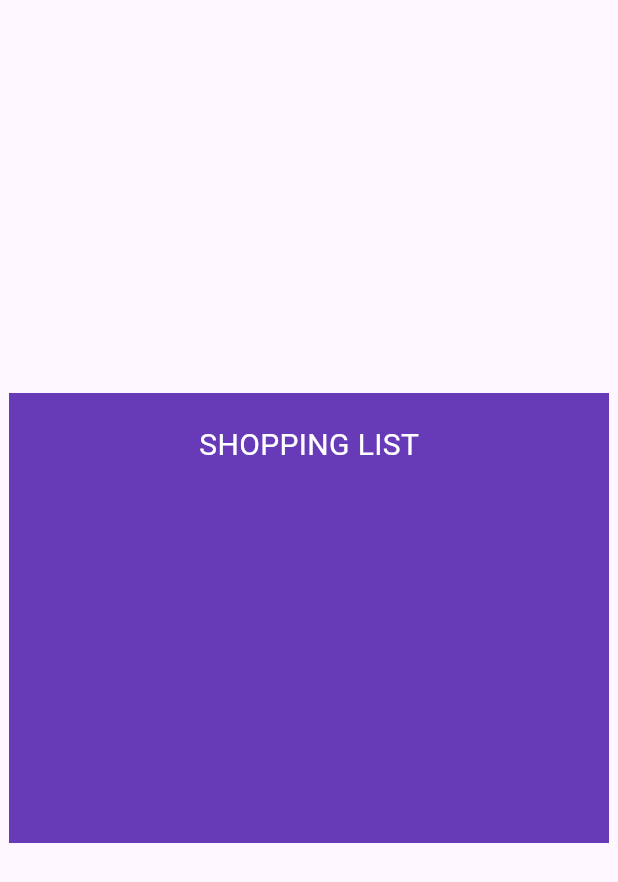
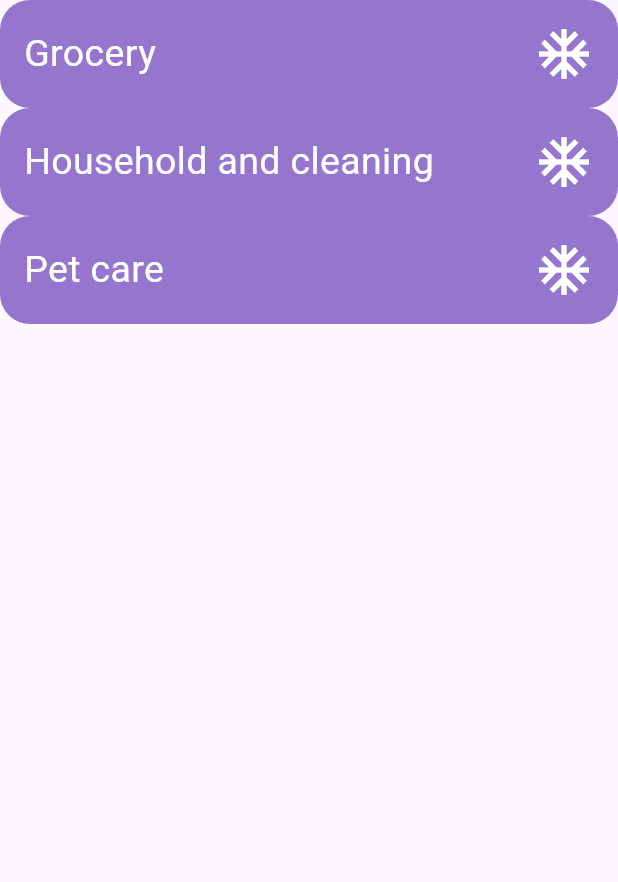
Before and after one commit to AlexanderTheGreatSK/itu_app, a Flutter app: the MyShoppingListPage screen opened directly, on a phone screen of 412 x 824 dp. Shown: the top 882 px of the screen. Run offline on Flutter 3.47's test engine with Material 3 defaults, Android fonts, the phone set to English and light mode, and no system bars; our stand-ins replace cloud_firestore, firebase_auth, firebase_core, hive, hive_flutter; accounts and stored records are empty.

Commit message:
Preset lists without padding

```diff
--- a/lib/Pages/ShoppingListPage.dart
+++ b/lib/Pages/ShoppingListPage.dart
@@ -1,4 +1,5 @@
 import 'package:flutter/material.dart';
+import 'package:itu_app/Widgets/ListWidget.dart';
 
 class MyShoppingListPage extends StatefulWidget {
   const MyShoppingListPage({super.key});
@@ -12,21 +13,13 @@ class _MyShoppingListPageState extends State<MyShoppingListPage> {
   Widget build(BuildContext context) {
     return Scaffold(
       body: Center(
-        child: Container(
-          width: 400,
-          height: 300,
-          alignment: Alignment.topCenter,
-          padding: const EdgeInsets.symmetric(horizontal: 20, vertical: 20),
-          color: Colors.deepPurple,
-          child: const Text(
-            "SHOPPING LIST",
-            style: TextStyle(
-              color: Colors.white,
-              fontSize: 20,
-            ),
-          ),
+        child: Column(
+          children: [
+            OurWidgets().listWidget("Grocery", "item"),
+            OurWidgets().listWidget("Household and cleaning", "item"),
+            OurWidgets().listWidget("Pet care", "item"),
+          ],
         ),
-
       ),
     );
   }
--- /dev/null
+++ b/lib/Widgets/ListWidget.dart
@@ -0,0 +1,30 @@
+import 'package:flutter/material.dart';
+
+class OurWidgets {
+  Widget listWidget(String name, String item) {
+    return Container(
+      padding: const EdgeInsets.all(16),
+      decoration: BoxDecoration(
+        color: Colors.deepPurple[300],
+        borderRadius: BorderRadius.circular(20),
+      ),
+      child: Row(
+        mainAxisAlignment: MainAxisAlignment.spaceBetween,
+        children: [
+          Text(
+            name,
+            style: const TextStyle(
+              color: Colors.white,
+              fontSize: 25,
+            ),
+          ),
+          const Icon(
+            Icons.ac_unit,
+            color: Colors.white,
+            size: 40,
+          ),
+        ],
+      ),
+    );
+  }
+}
```
